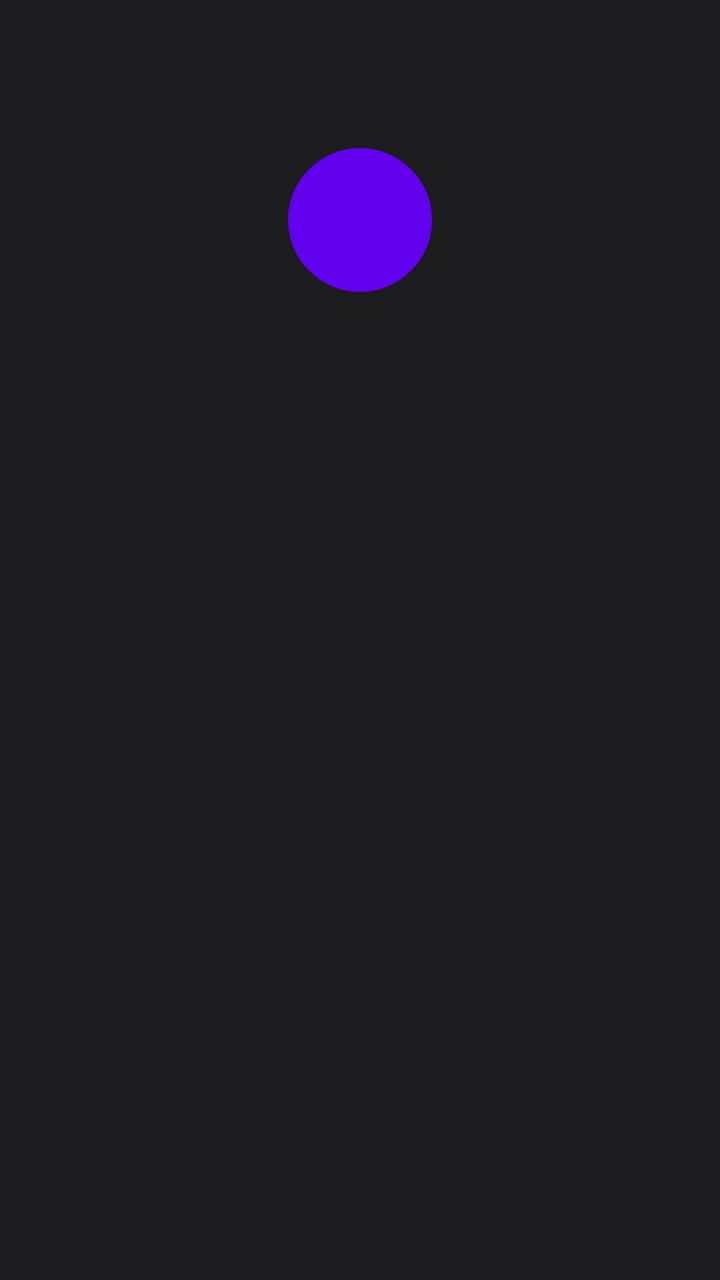
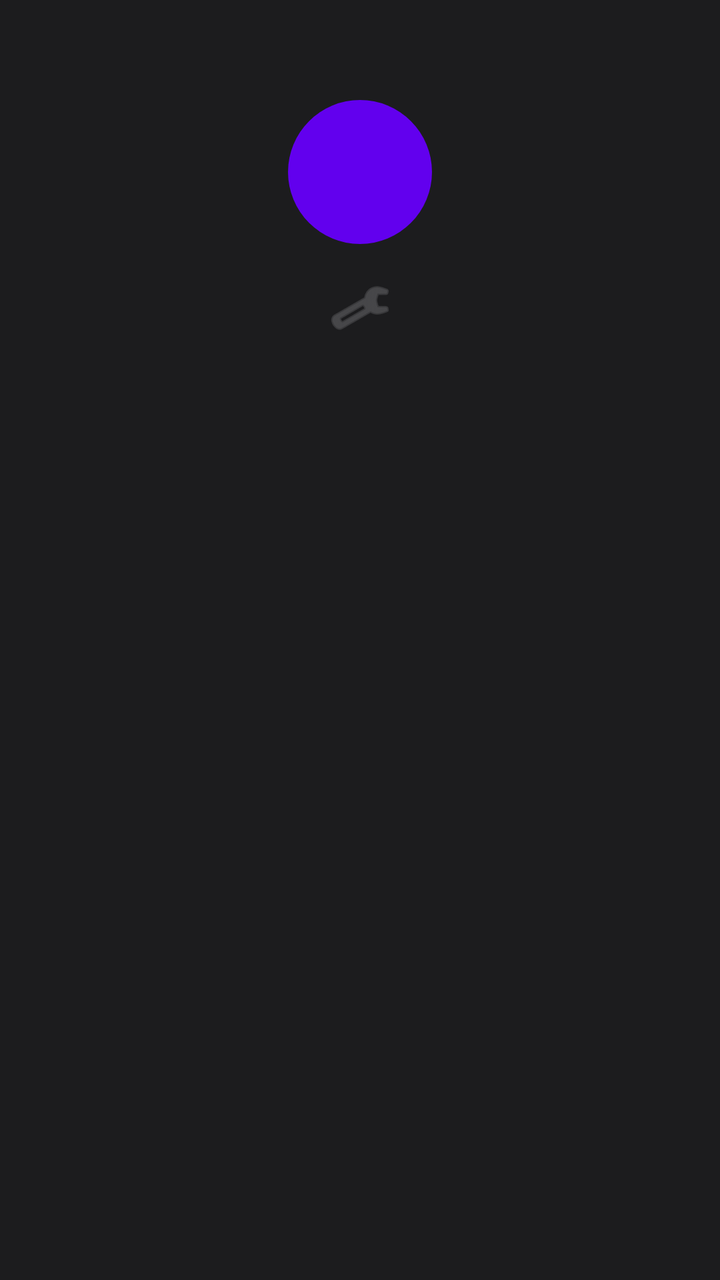

The first picture is an Android layout as it rendered before a commit; the second is the same layout after the commit. The layout source and the unified diff follow.
<!-- AndroidManifest.xml: fallback theme Theme.MaterialComponents.DayNight.NoActionBar -->
<!-- res/layout/keyboard_view.xml -->
<?xml version="1.0" encoding="utf-8"?>
<FrameLayout xmlns:android="http://schemas.android.com/apk/res/android"
    android:layout_width="match_parent"
    android:layout_height="wrap_content"
    android:minHeight="220dp"
    android:background="#1C1C1E">

    
    <LinearLayout
        android:id="@+id/estadoReposo"
        android:layout_width="match_parent"
        android:layout_height="wrap_content"
        android:minHeight="220dp"
        android:orientation="vertical"
        android:gravity="center"
        android:paddingTop="24dp"
        android:paddingBottom="24dp"
        android:visibility="visible">

        <Button
            android:id="@+id/btnMicrofono"
            android:layout_width="72dp"
            android:layout_height="72dp"
            android:background="@drawable/fondo_boton_microfono"
            android:contentDescription="@string/boton_microfono"
            android:foreground="@drawable/ic_microfono"
            android:foregroundGravity="center"
            android:stateListAnimator="@null"
            android:text="" />

    </LinearLayout>

    
    <LinearLayout
        android:id="@+id/estadoGrabando"
        android:layout_width="match_parent"
        android:layout_height="wrap_content"
        android:minHeight="220dp"
        android:orientation="vertical"
        android:gravity="center"
        android:paddingTop="16dp"
        android:paddingBottom="24dp"
        android:visibility="gone">

        <TextView
            android:id="@+id/txtCronometro"
            android:layout_width="wrap_content"
            android:layout_height="wrap_content"
            android:text="● 0:00"
            android:textColor="#FF5252"
            android:textSize="14sp"
            android:layout_marginBottom="16dp" />

        <Button
            android:id="@+id/btnMicrofonoGrabando"
            android:layout_width="72dp"
            android:layout_height="72dp"
            android:background="@drawable/fondo_boton_microfono_activo"
            android:contentDescription="Grabando"
            android:foreground="@drawable/ic_microfono"
            android:foregroundGravity="center"
            android:stateListAnimator="@null"
            android:text="" />

        <TextView
            android:layout_width="wrap_content"
            android:layout_height="wrap_content"
            android:text="Suelta para enviar"
            android:textColor="#8E8E93"
            android:textSize="12sp"
            android:layout_marginTop="12dp" />

    </LinearLayout>

    
    <LinearLayout
        android:id="@+id/estadoPreparando"
        android:layout_width="match_parent"
        android:layout_height="wrap_content"
        android:minHeight="220dp"
        android:orientation="vertical"
        android:gravity="center"
        android:paddingTop="24dp"
        android:paddingBottom="24dp"
        android:visibility="gone">

        <ProgressBar
            android:layout_width="48dp"
            android:layout_height="48dp"
            android:indeterminate="true"
            android:indeterminateTint="#4CAF50"
            android:layout_marginBottom="16dp" />

        <TextView
            android:layout_width="wrap_content"
            android:layout_height="wrap_content"
            android:text="Preparando..."
            android:textColor="#8E8E93"
            android:textSize="14sp" />

    </LinearLayout>

    
    <LinearLayout
        android:id="@+id/estadoSugerencias"
        android:layout_width="match_parent"
        android:layout_height="wrap_content"
        android:orientation="vertical"
        android:padding="12dp"
        android:visibility="gone">

        
        <TextView
            android:id="@+id/txtTranscripcion"
            android:layout_width="match_parent"
            android:layout_height="wrap_content"
            android:minHeight="80dp"
            android:background="#2C2C2E"
            android:padding="12dp"
            android:textColor="#FFFFFF"
            android:textSize="15sp"
            android:lineSpacingExtra="4dp"
            android:text=""
            android:hint="Texto transcrito..."
            android:textColorHint="#636366" />

        
        <HorizontalScrollView
            android:layout_width="match_parent"
            android:layout_height="wrap_content"
            android:layout_marginTop="10dp"
            android:scrollbars="none">

            <LinearLayout
                android:id="@+id/contenedorChips"
                android:layout_width="wrap_content"
                android:layout_height="wrap_content"
                android:orientation="horizontal"
                android:gravity="center_vertical">

                

            </LinearLayout>
        </HorizontalScrollView>

        
        <LinearLayout
            android:layout_width="match_parent"
            android:layout_height="wrap_content"
            android:orientation="horizontal"
            android:layout_marginTop="10dp"
            android:gravity="center_vertical">

            <Button
                android:id="@+id/btnInsertar"
                android:layout_width="0dp"
                android:layout_height="44dp"
                android:layout_weight="1"
                android:text="Insertar"
                android:textColor="#FFFFFF"
                android:backgroundTint="#4CAF50"
                android:layout_marginEnd="8dp" />

            <Button
                android:id="@+id/btnNuevaGrabacion"
                android:layout_width="44dp"
                android:layout_height="44dp"
                android:text=""
                android:foreground="@drawable/ic_microfono"
                android:foregroundGravity="center"
                android:backgroundTint="#3A3A3C"
                android:contentDescription="Nueva grabación"
                android:stateListAnimator="@null" />

        </LinearLayout>

    </LinearLayout>

</FrameLayout>
<!-- resources referenced by this layout -->
<resources>
  <!-- drawable fondo_boton_microfono (drawable) -->
  <?xml version="1.0" encoding="utf-8"?>
  <selector xmlns:android="http://schemas.android.com/apk/res/android">
      <item android:state_pressed="true">
          <shape android:shape="oval">
              <solid android:color="#388E3C" />
          </shape>
      </item>
      <item>
          <shape android:shape="oval">
              <solid android:color="#4CAF50" />
          </shape>
      </item>
  </selector>
  <!-- drawable fondo_boton_microfono_activo (drawable) -->
  <?xml version="1.0" encoding="utf-8"?>
  <selector xmlns:android="http://schemas.android.com/apk/res/android">
      <item android:state_pressed="true">
          <shape android:shape="oval">
              <solid android:color="#D32F2F" />
          </shape>
      </item>
      <item>
          <shape android:shape="oval">
              <solid android:color="#FF5252" />
          </shape>
      </item>
  </selector>
  <!-- drawable ic_microfono (drawable) -->
  <?xml version="1.0" encoding="utf-8"?>
  <vector xmlns:android="http://schemas.android.com/apk/res/android"
      android:width="24dp"
      android:height="24dp"
      android:viewportWidth="24"
      android:viewportHeight="24">
      <path
          android:fillColor="#FFFFFF"
          android:pathData="M12,14c1.66,0 2.99,-1.34 2.99,-3L15,5c0,-1.66 -1.34,-3 -3,-3S9,3.34 9,5v6c0,1.66 1.34,3 3,3zM17.3,11c0,3 -2.54,5.1 -5.3,5.1S6.7,14 6.7,11H5c0,3.41 2.72,6.63 6,7.08V21h2v-2.92c3.28,-0.45 6,-3.67 6,-7.08h-1.7z" />
  </vector>
  <string name="boton_microfono">Micrófono</string>
</resources>

<!-- the commit's change to res/layout/keyboard_view.xml (unified diff, before → after) -->
@@ -27,6 +27,16 @@
             android:foregroundGravity="center"
             android:stateListAnimator="@null"
             android:text="" />
+
+        <ImageButton
+            android:id="@+id/btnSettings"
+            android:layout_width="32dp"
+            android:layout_height="32dp"
+            android:src="@android:drawable/ic_menu_preferences"
+            android:background="?android:attr/selectableItemBackgroundBorderless"
+            android:tint="#636366"
+            android:contentDescription="Settings"
+            android:layout_marginTop="16dp" />
 
     </LinearLayout>
 
